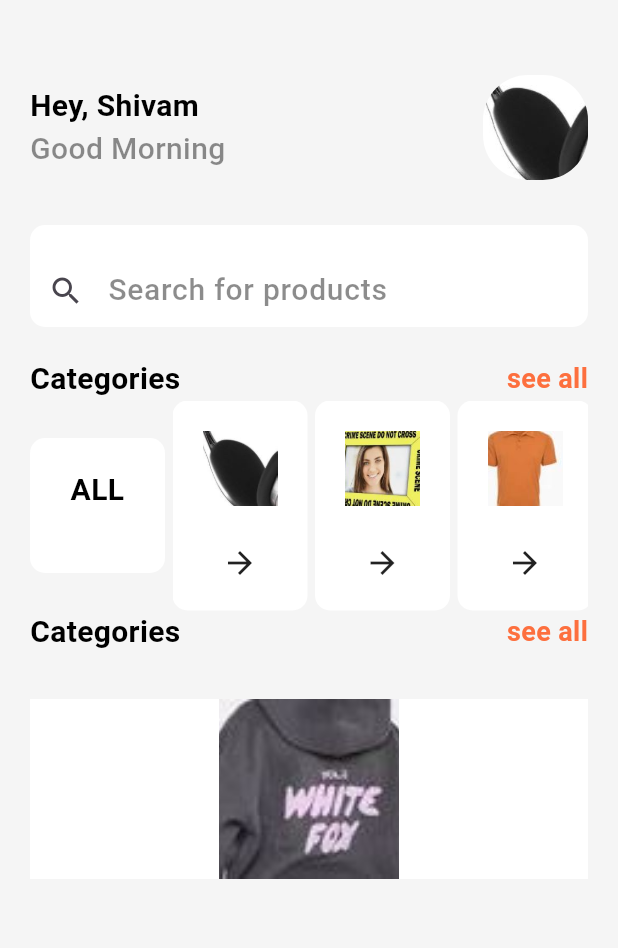
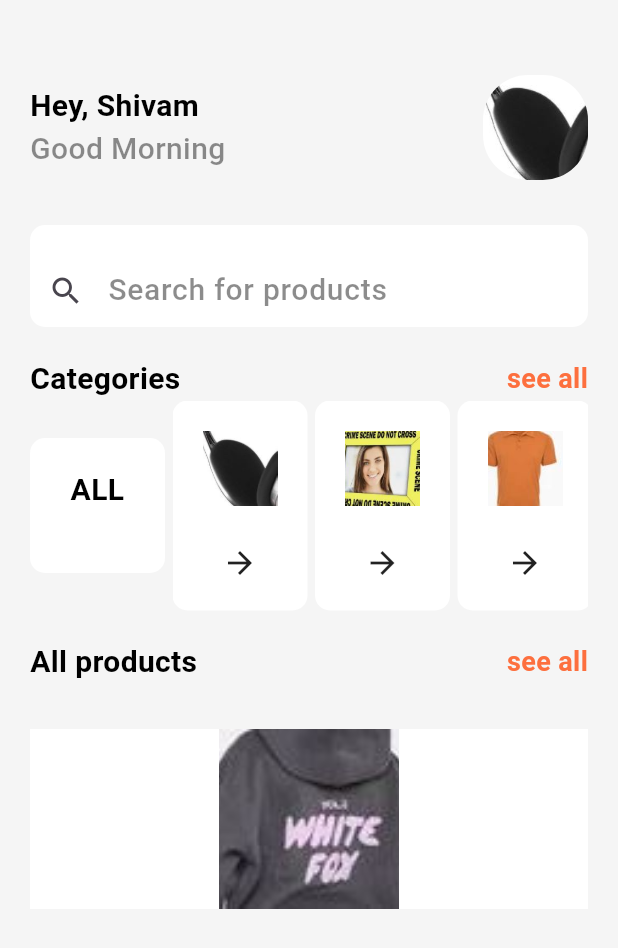
Before and after one commit to kofi527/MOBILE-APPLICATION-DEVELOPMENT-IN-FLUTTER, a Flutter app: the screen it shows after launch, on a phone screen of 412 x 824 dp. Shown: the top 948 px of the screen. Run offline on Flutter 3.47's test engine with Material 3 defaults, Android fonts, the phone set to English and light mode, and no system bars.

```diff
--- a/flutter_application_1/lib/pages/home.dart
+++ b/flutter_application_1/lib/pages/home.dart
@@ -105,11 +105,12 @@ List categories=[
        ),
          ],
       ),
+      SizedBox(height: 20.0),
       Row(
         mainAxisAlignment: MainAxisAlignment.spaceBetween,
         children: [
           Text(
-            "Categories",
+            "All products",
           style: AppWidget.semiboldTextFeildStyle()
           ),
           Text(
```
Also changed, not shown: 4 other files.
